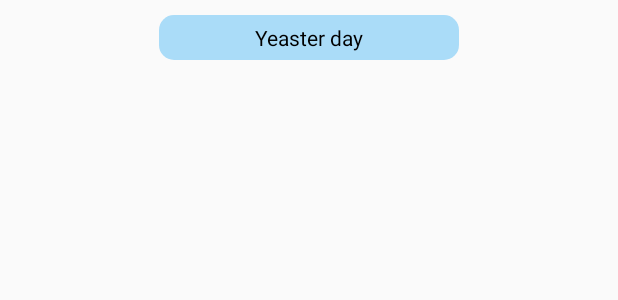
After one commit to Kaushik2404/ChatAppNew, an Android app: the layout date_header_layout.xml on its own in the app's theme, with its tools: preview values and no code run, on a phone screen of 412 x 824 dp. The commit adds this screen. Shown: the top 300 px of the screen. Run offline under Robolectric (Android 15) with nearby library versions, the phone set to English and light mode, and no system bars.

Commit message:
change layout

```diff
--- a/app/build.gradle
+++ b/app/build.gradle
@@ -77,7 +77,6 @@ dependencies {
 
     //round Image View
     implementation 'de.hdodenhof:circleimageview:3.1.0'
-
     //pdf view
 
 //    implementation 'com.github.barteksc:android-pdf-viewer:2.8.2'
--- a/app/src/main/java/com/example/chatapp/activity/FollowActivity.kt
+++ b/app/src/main/java/com/example/chatapp/activity/FollowActivity.kt
@@ -9,8 +9,8 @@ import com.example.chatapp.OnClickFollow
 import com.example.chatapp.adapter.UserFollowAdapter
 import com.example.chatapp.databinding.ActivityFollowBinding
 import com.example.chatapp.modal.User
-import com.example.chatapp.modell.Data
-import com.example.chatapp.modell.NotificationModel
+import com.example.chatapp.modal.Data
+import com.example.chatapp.modal.NotificationModel
 import com.example.chatapp.ui.NotificationViewModel
 import com.google.firebase.auth.FirebaseAuth
 import com.google.firebase.firestore.FirebaseFirestore
--- a/app/src/main/java/com/example/chatapp/data/ApiInterface.kt
+++ b/app/src/main/java/com/example/chatapp/data/ApiInterface.kt
@@ -1,5 +1,5 @@
 package com.example.chatapp.data
-import com.example.chatapp.modell.NotificationModel
+import com.example.chatapp.modal.NotificationModel
 import retrofit2.Response
 import okhttp3.ResponseBody
 import retrofit2.http.Body
--- a/app/src/main/java/com/example/chatapp/modal/Message.kt
+++ b/app/src/main/java/com/example/chatapp/modal/Message.kt
@@ -5,7 +5,7 @@ class Message(
     var msg:String?="",
     var sendId:String?=null,
     var reciverID:String?=null,
-    var time:String?="",
+    var time:String?=null,
     var type:String?=null,
     var view:String?="ON"
 ) {
--- a/app/src/main/java/com/example/chatapp/modell/NotificationModel.kt
+++ b/app/src/main/java/com/example/chatapp/modal/NotificationModel.kt
@@ -1,4 +1,4 @@
-package com.example.chatapp.modell
+package com.example.chatapp.modal
 
 
 
--- a/app/src/main/java/com/example/chatapp/ui/NotificationViewModel.kt
+++ b/app/src/main/java/com/example/chatapp/ui/NotificationViewModel.kt
@@ -6,7 +6,7 @@ import androidx.lifecycle.ViewModel
 import androidx.lifecycle.asLiveData
 import androidx.lifecycle.viewModelScope
 import com.example.chatapp.data.ApiInterface
-import com.example.chatapp.modell.NotificationModel
+import com.example.chatapp.modal.NotificationModel
 import dagger.hilt.android.lifecycle.HiltViewModel
 import kotlinx.coroutines.Dispatchers
 import kotlinx.coroutines.flow.MutableStateFlow
--- /dev/null
+++ b/app/src/main/res/layout/date_header_layout.xml
@@ -0,0 +1,21 @@
+<?xml version="1.0" encoding="utf-8"?>
+<LinearLayout xmlns:android="http://schemas.android.com/apk/res/android"
+    android:layout_width="match_parent"
+    android:layout_height="wrap_content"
+    android:orientation="vertical"
+    android:layout_margin="10dp">
+
+    <TextView
+        android:layout_gravity="center"
+        android:id="@+id/dateHeaderTextView"
+        android:layout_width="200dp"
+        android:layout_height="wrap_content"
+       android:paddingHorizontal="30dp"
+        android:text="Yeaster day"
+        android:gravity="center"
+     android:paddingVertical="5dp"
+        android:textColor="@android:color/black"
+        android:background="@drawable/selectediteam"
+        android:textSize="14sp"/>
+
+</LinearLayout>
--- a/app/src/main/res/values/strings.xml
+++ b/app/src/main/res/values/strings.xml
@@ -2,4 +2,5 @@
     <string name="app_name">Chat App</string>
     <!-- TODO: Remove or change this placeholder text -->
     <string name="hello_blank_fragment">Hello blank fragment</string>
+    <string name="today">Today</string>
 </resources>
```
Also changed, not shown: app/src/main/java/com/example/chatapp/activity/ChatActivity.kt (+42 -26 lines), app/src/main/res/layout/test.xml (+6 -3 lines).
